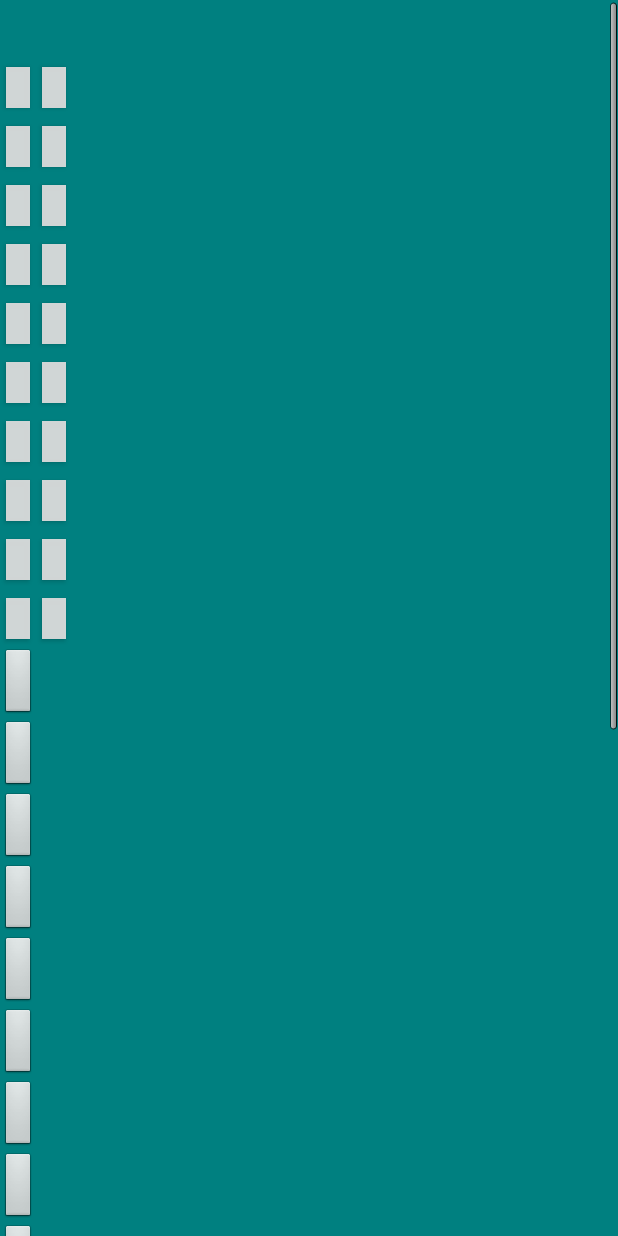
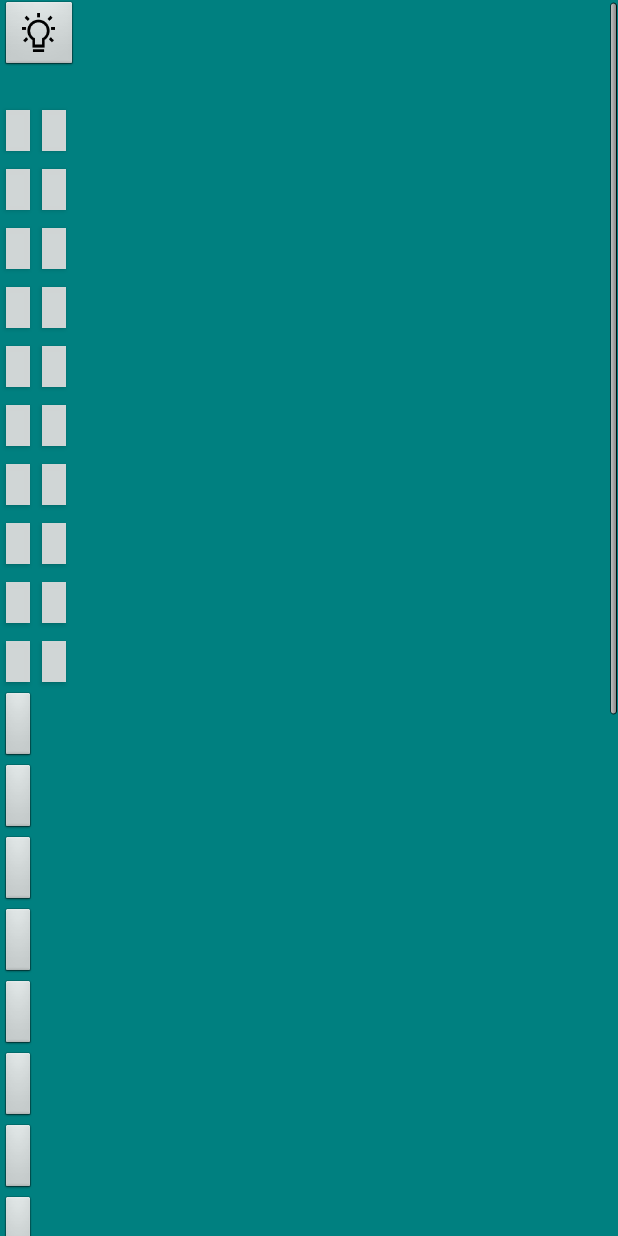
Before and after one commit to davehun01/ProgrammerPuzzle, an Android app: the layout activity_new_game.xml on its own in the app's theme, with its tools: preview values and no code run, on a phone screen of 412 x 824 dp. Run offline under Robolectric (Android 15) with nearby library versions, the phone set to English and light mode, and no system bars.

Commit message:
Hint Button added, implementation will be later.

```diff
--- /dev/null
+++ b/app/src/main/res/font/fonts.xml
@@ -0,0 +1,6 @@
+<?xml version="1.0" encoding="utf-8"?>
+<font-family xmlns:android="http://schemas.android.com/apk/res/android">
+
+
+
+</font-family>
--- a/app/src/main/res/layout/activity_new_game.xml
+++ b/app/src/main/res/layout/activity_new_game.xml
@@ -11,11 +11,18 @@
     <ScrollView
         android:layout_width="match_parent"
         android:layout_height="match_parent">
-
+w
         <RelativeLayout
             android:layout_width="wrap_content"
             android:layout_height="wrap_content"
             android:id="@+id/newgameActivity_RelLayout">
+
+                <ImageButton
+                    android:layout_width="wrap_content"
+                    android:layout_height="wrap_content"
+                    android:id="@+id/newGameActivity_Hint"
+                    android:src="@mipmap/ic_hint_transparent"
+                    android:layout_centerHorizontal="true"/>
 
                 <TextView
                     android:layout_width="wrap_content"
@@ -26,7 +33,7 @@
                 <TextView android:id="@+id/newGameActivity_PuzzleDescription"
                     android:layout_width="wrap_content"
                     android:layout_height="wrap_content"
-                    android:layout_below="@id/newGameActivity_Timer"
+                    android:layout_below="@id/newGameActivity_Hint"
                     android:textColor="@color/colorWhite"/>
 
                 <com.example.dave.programmerpuzzle.View.PuzzleButton
```
Also changed, not shown: app/src/main/java/com/example/dave/programmerpuzzle/Activities/NewGameActivity.java (+29 -22 lines), app/src/main/java/com/example/dave/programmerpuzzle/Persistence/PuzzleInitializer.java (+8 -1 lines), app/src/main/res/values/strings.xml (+6 -2 lines), app/src/main/res/mipmap-hdpi/ic_hint_transparent.png (added), app/src/main/res/mipmap-mdpi/ic_hint_transparent.png (added), app/src/main/res/mipmap-xhdpi/ic_hint_transparent.png (added), app/src/main/res/mipmap-xxhdpi/ic_hint_transparent.png (added), app/src/main/res/mipmap-xxxhdpi/ic_hint_transparent.png (added).
